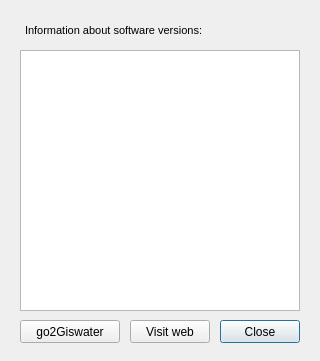
Old version of the form ui/info_show_info.ui in the repository Giswater/giswater_qgis_plugin.
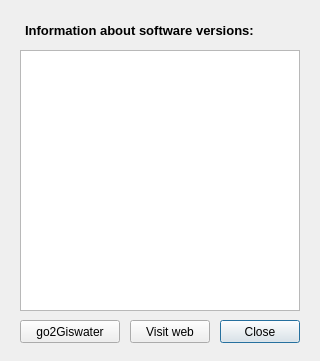
New version of the form.

The edit to the form file:
```diff
--- a/ui/info_show_info.ui
+++ b/ui/info_show_info.ui
@@ -72,13 +72,16 @@
     <rect>
      <x>25</x>
      <y>20</y>
-     <width>251</width>
+     <width>271</width>
      <height>20</height>
     </rect>
    </property>
    <property name="font">
     <font>
-     <pointsize>8</pointsize>
+     <pointsize>10</pointsize>
+     <weight>75</weight>
+     <italic>false</italic>
+     <bold>true</bold>
     </font>
    </property>
    <property name="text">
```
Left out of the diff: 5 changed lines with no effect on the pictures.
